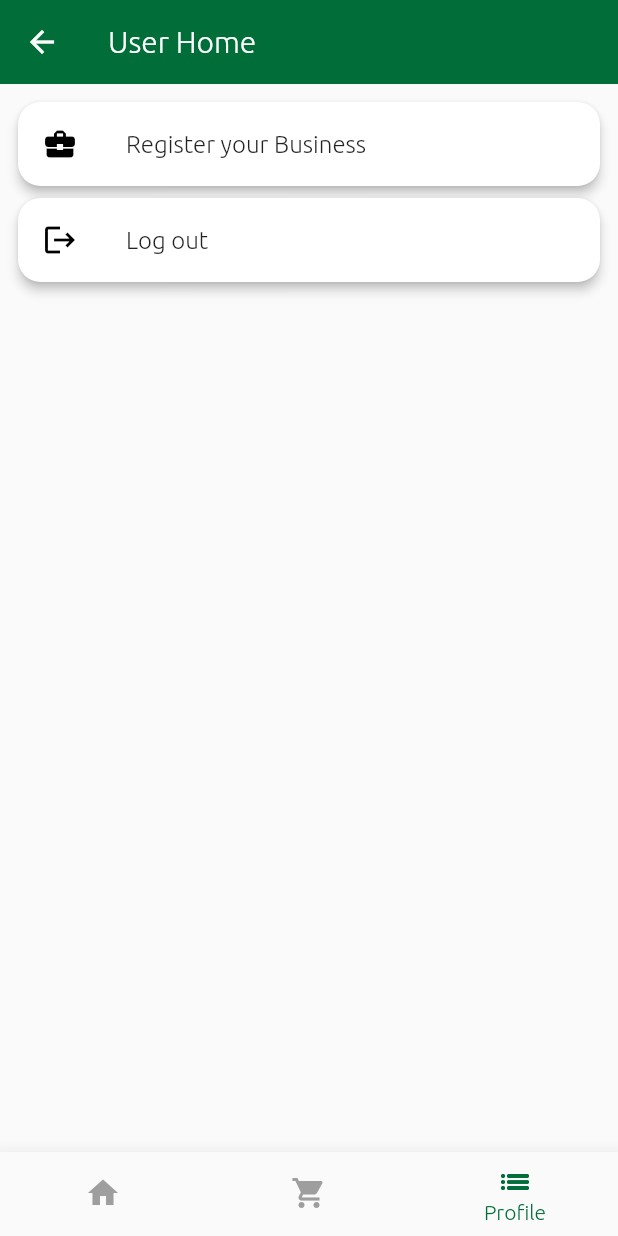
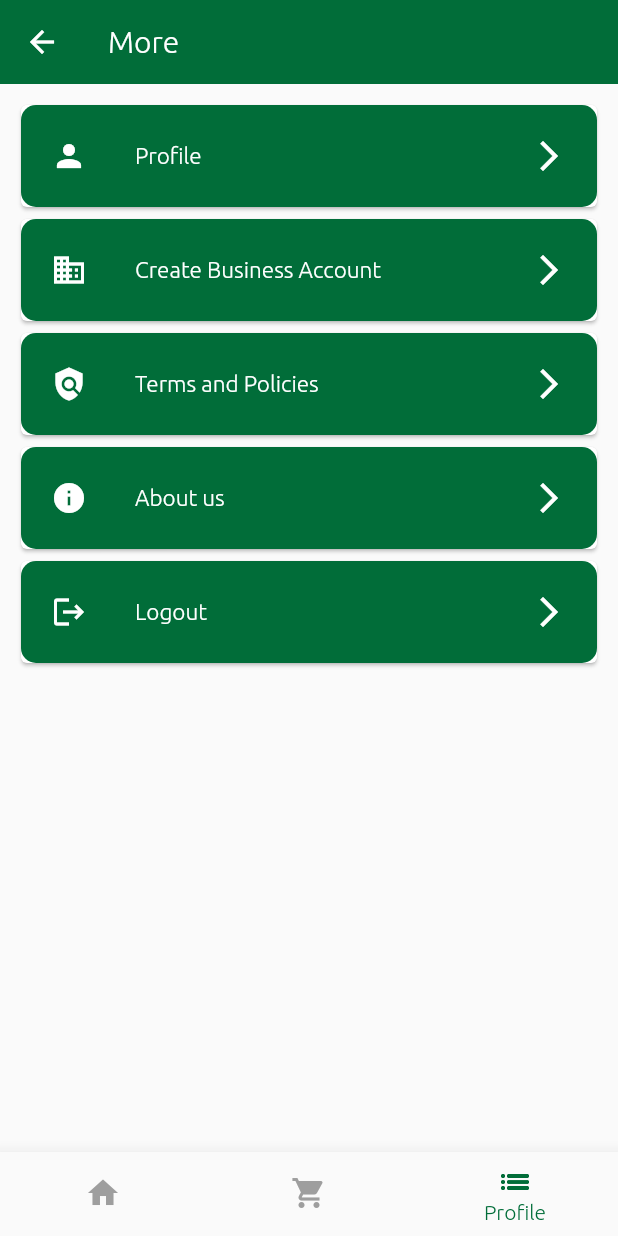
Before and after one commit to ghufran1054/Eatopia, a Flutter app: the UserHomePage screen opened by its route, item 3 of the bottom bar chosen, on a phone screen of 412 x 824 dp. Run offline on Flutter 3.47's test engine with Material 2 defaults, Android fonts, the phone set to English and light mode, and no system bars; our stand-ins replace cloud_firestore, email_validator, firebase_auth, firebase_core, firebase_storage, flutter_spinkit and 2 more; accounts and stored records are empty.

Commit message:
adding profile and more page

```diff
--- /dev/null
+++ b/lib/pages/Customer/Terms_policy.dart
@@ -0,0 +1,22 @@
+import 'package:eatopia/utilities/colours.dart';
+import 'package:eatopia/utilities/custom_text_field.dart';
+import 'package:flutter/material.dart';
+
+class Terms_policy extends StatefulWidget {
+  const Terms_policy({super.key});
+
+  @override
+  State<Terms_policy> createState() => _Terms_policyState();
+}
+
+class _Terms_policyState extends State<Terms_policy> {
+  @override
+  Widget build(BuildContext context) {
+    return Scaffold(
+      appBar: AppBar(
+        title: const Text('Terms and Policies'),
+        backgroundColor: appGreen,
+      ),
+    );
+  }
+}
--- /dev/null
+++ b/lib/pages/Customer/about_us.dart
@@ -0,0 +1,22 @@
+import 'package:eatopia/utilities/colours.dart';
+import 'package:eatopia/utilities/custom_text_field.dart';
+import 'package:flutter/material.dart';
+
+class About_us extends StatefulWidget {
+  const About_us({super.key});
+
+  @override
+  State<About_us> createState() => _About_usState();
+}
+
+class _About_usState extends State<About_us> {
+  @override
+  Widget build(BuildContext context) {
+    return Scaffold(
+      appBar: AppBar(
+        title: const Text('About us'),
+        backgroundColor: appGreen,
+      ),
+    );
+  }
+}
--- a/lib/pages/Customer/user_home.dart
+++ b/lib/pages/Customer/user_home.dart
@@ -1,3 +1,4 @@
+import 'package:eatopia/pages/Customer/user_more.dart';
 import 'package:eatopia/services/auth_services.dart';
 import 'package:flutter/material.dart';
 import 'package:eatopia/utilities/colours.dart';
@@ -11,6 +12,11 @@ class UserHomePage extends StatefulWidget {
 }
 
 class _UserHomePageState extends State<UserHomePage> {
+  List<Widget> headings = [
+    const Text('Home'),
+    const Text('Cart'),
+    const Text('More')
+  ];
   int selectedIndex = 0;
   @override
   Widget build(BuildContext context) {
@@ -43,7 +49,7 @@ class _UserHomePageState extends State<UserHomePage> {
       ),
       appBar: AppBar(
         elevation: 0,
-        title: const Text('User Home'),
+        title: headings[selectedIndex],
         backgroundColor: appGreen,
       ),
       body: [
@@ -51,7 +57,8 @@ class _UserHomePageState extends State<UserHomePage> {
         const Center(
           child: Text('Favourites'),
         ),
-        const UserMorePage(),
+        //const UserMorePage(),
+        const UserMore(),
       ][selectedIndex],
     );
   }
--- a/lib/pages/Customer/user_more.dart
+++ b/lib/pages/Customer/user_more.dart
@@ -0,0 +1,76 @@
+import 'package:eatopia/services/auth_services.dart';
+import 'package:eatopia/utilities/colours.dart';
+import 'package:eatopia/utilities/custom_text_field.dart';
+import 'package:flutter/material.dart';
+
+class UserMore extends StatefulWidget {
+  const UserMore({super.key});
+  @override
+  State<UserMore> createState() => _UserMoreState();
+}
+
+class _UserMoreState extends State<UserMore> {
+  List<String> value = [
+    'Profile',
+    'Create Business Account',
+    'Terms and Policies',
+    'About us',
+    'Logout'
+  ];
+
+  //create a list containing the name and icon
+  List<IconData> icons = [
+    Icons.person,
+    Icons.business,
+    Icons.policy,
+    Icons.info,
+    Icons.logout
+  ];
+
+  @override
+  Widget build(BuildContext context) {
+    return Scaffold(
+        body: Padding(
+      padding: const EdgeInsets.all(10.0),
+      child: ListView.builder(
+          itemCount: value.length,
+          itemBuilder: (context, index) {
+            return Card(
+              child: ListTile(
+                title: Text(
+                  value[index],
+                  style: TextStyle(fontSize: 15),
+                ),
+                tileColor: appGreen,
+                textColor: Colors.white,
+                dense: true,
+                contentPadding: EdgeInsets.symmetric(
+                  horizontal: 20,
+                  vertical: 10,
+                ),
+                shape: RoundedRectangleBorder(
+                  borderRadius: BorderRadius.circular(10),
+                ),
+                leading: Icon(icons[index]),
+                iconColor: Colors.white,
+                trailing: Icon(Icons.arrow_forward_ios),
+                onTap: () async {
+                  if (value[index] == 'Profile') {
+                    Navigator.pushNamed(context, '/User_profile');
+                  } else if (value[index] == 'Create Business Account') {
+                    Navigator.pushNamed(context, '/BuisnessSignup');
+                  } else if (value[index] == 'Terms and Policies') {
+                    Navigator.pushNamed(context, '/Terms_policy');
+                  } else if (value[index] == 'About us') {
+                    Navigator.pushNamed(context, '/About_us');
+                  } else if (value[index] == 'Logout') {
+                    await AuthServices().auth.signOut();
+                    Navigator.pushNamed(context, '/WelcomePage');
+                  }
+                },
+              ),
+            );
+          }),
+    ));
+  }
+}
```
Also changed, not shown: lib/pages/Customer/cart.dart (added, +22 -0 lines), lib/pages/Customer/user_profile.dart (added, +147 -0 lines), pubspec.lock.
